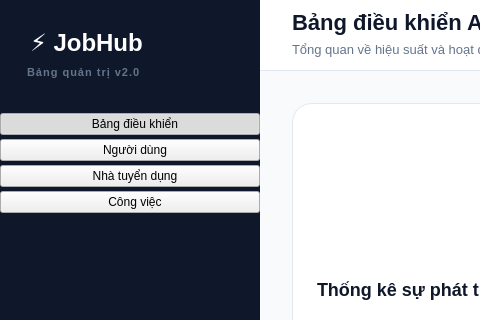
This is client/resources/ui/admin_dashboard.ui in imaira203/BTLPY_N21_D31 as Qt 5 draws it before an edit; both pictures show x 0 to 480 and y 0 to 320 of the 1280 by 850 pixel window. The edited form follows.
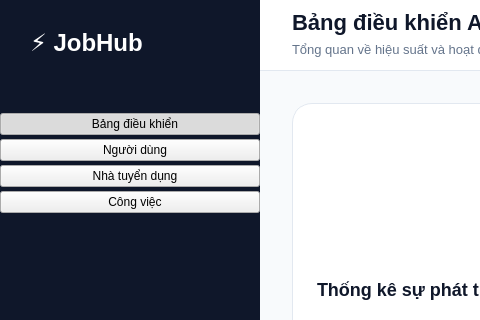
This is the edited form.

What changed in the file:
```diff
--- a/client/resources/ui/admin_dashboard.ui
+++ b/client/resources/ui/admin_dashboard.ui
@@ -151,7 +151,7 @@
        <item>
         <widget class="QLabel" name="adminPanelLabel">
          <property name="text">
-          <string>Bảng quản trị v2.0</string>
+          <string/>
          </property>
         </widget>
        </item>
```
Left out of the diff: 18 changed lines with no effect on the pictures.
